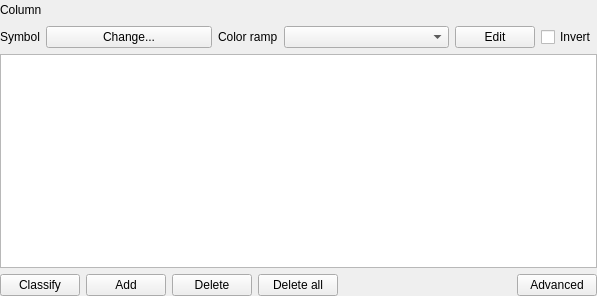
carsmie/QGIS, file src/ui/qgscategorizedsymbolrendererv2widget.ui: the form before one commit.
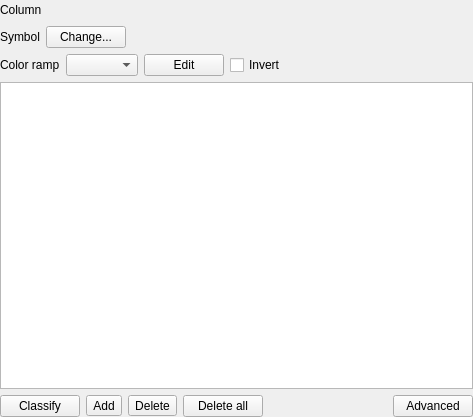
The form after the commit. Icons and pictures are not drawn. Custom widgets are drawn as their Qt base class.

```diff
--- a/src/ui/qgscategorizedsymbolrendererv2widget.ui
+++ b/src/ui/qgscategorizedsymbolrendererv2widget.ui
@@ -6,8 +6,8 @@
    <rect>
     <x>0</x>
     <y>0</y>
-    <width>597</width>
-    <height>296</height>
+    <width>473</width>
+    <height>417</height>
    </rect>
   </property>
   <layout class="QVBoxLayout" name="verticalLayout">
@@ -63,7 +63,7 @@
      <item>
       <widget class="QPushButton" name="btnChangeCategorizedSymbol">
        <property name="sizePolicy">
-        <sizepolicy hsizetype="Minimum" vsizetype="Fixed">
+        <sizepolicy hsizetype="Maximum" vsizetype="Fixed">
          <horstretch>1</horstretch>
          <verstretch>0</verstretch>
         </sizepolicy>
@@ -74,6 +74,26 @@
       </widget>
      </item>
      <item>
+      <spacer name="horizontalSpacer_2">
+       <property name="orientation">
+        <enum>Qt::Horizontal</enum>
+       </property>
+       <property name="sizeHint" stdset="0">
+        <size>
+         <width>40</width>
+         <height>20</height>
+        </size>
+       </property>
+      </spacer>
+     </item>
+    </layout>
+   </item>
+   <item>
+    <layout class="QHBoxLayout" name="horizontalLayout_4">
+     <property name="topMargin">
+      <number>0</number>
+     </property>
+     <item>
       <widget class="QLabel" name="label_10">
        <property name="text">
         <string>Color ramp</string>
@@ -83,7 +103,7 @@
      <item>
       <widget class="QgsColorRampComboBox" name="cboCategorizedColorRamp">
        <property name="sizePolicy">
-        <sizepolicy hsizetype="Minimum" vsizetype="Fixed">
+        <sizepolicy hsizetype="Maximum" vsizetype="Fixed">
          <horstretch>1</horstretch>
          <verstretch>0</verstretch>
         </sizepolicy>
@@ -104,6 +124,19 @@
        </property>
       </widget>
      </item>
+     <item>
+      <spacer name="horizontalSpacer_3">
+       <property name="orientation">
+        <enum>Qt::Horizontal</enum>
+       </property>
+       <property name="sizeHint" stdset="0">
+        <size>
+         <width>40</width>
+         <height>20</height>
+        </size>
+       </property>
+      </spacer>
+     </item>
     </layout>
    </item>
    <item>
@@ -150,14 +183,14 @@
       </widget>
      </item>
      <item>
-      <widget class="QPushButton" name="btnAddCategory">
+      <widget class="QToolButton" name="btnAddCategory">
        <property name="text">
         <string>Add</string>
        </property>
       </widget>
      </item>
      <item>
-      <widget class="QPushButton" name="btnDeleteCategories">
+      <widget class="QToolButton" name="btnDeleteCategories">
        <property name="text">
         <string>Delete</string>
        </property>
```
Left out of the diff: 19 changed lines with no effect on the pictures.
